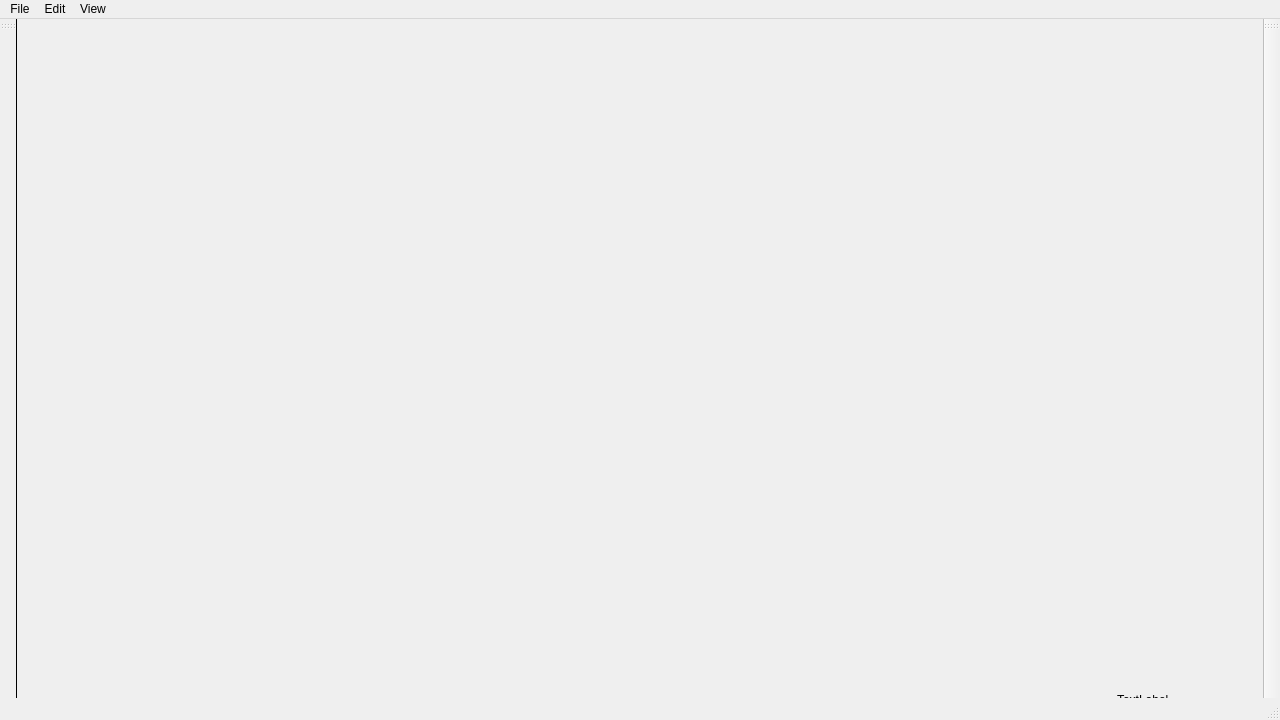
Qt form mainwindow.ui (michuMM/PaintPlus) before a commit.
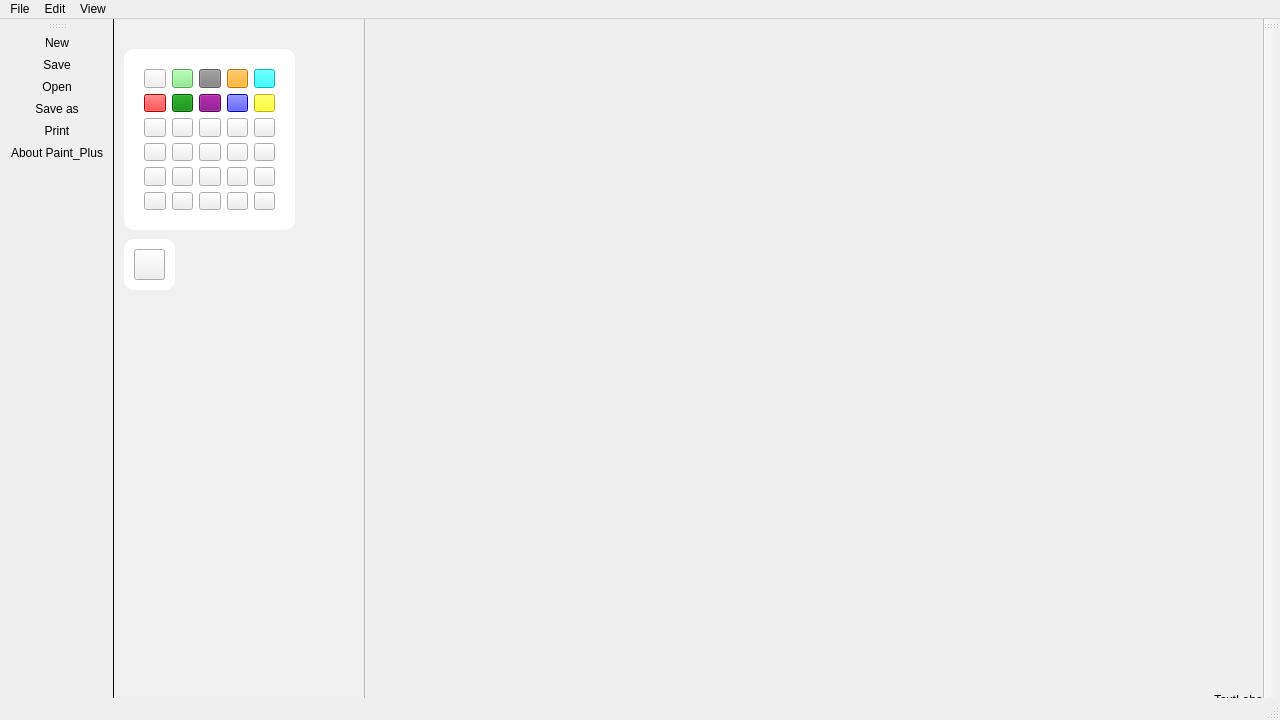
The same form after that commit. Icons and pictures are not drawn.

Commit message: added colors and toolbar

```diff
--- a/mainwindow.ui
+++ b/mainwindow.ui
@@ -20,7 +20,40 @@
    <string notr="true">#leftToolBar {
 border: none;
 border-right: 1px solid black;
-}</string>
+}
+
+#graphicsView {
+	background-color: rgb(240,240,240);
+}
+
+#pushButton_10 {
+	background-color: blue;
+}
+#pushButton_9 {
+	background-color: red;
+}
+#pushButton_8 {
+	background-color: yellow;
+}
+#pushButton_7 {
+	background-color: green;
+}
+#pushButton_6 {
+	background-color: purple;
+}
+#pushButton_5 {
+	background-color: cyan;
+}
+#pushButton_4 {
+	background-color: gray;
+}
+#pushButton_3 {
+	background-color: orange;
+}
+#pushButton_2 {
+	background-color: rgb(123,234,123);
+}
+</string>
   </property>
   <widget class="QWidget" name="centralwidget">
    <widget class="QLabel" name="label">
@@ -36,6 +69,295 @@
      <string>TextLabel</string>
     </property>
    </widget>
+   <widget class="QGraphicsView" name="graphicsView">
+    <property name="geometry">
+     <rect>
+      <x>-10</x>
+      <y>-50</y>
+      <width>261</width>
+      <height>741</height>
+     </rect>
+    </property>
+   </widget>
+   <widget class="QFrame" name="frame">
+    <property name="geometry">
+     <rect>
+      <x>10</x>
+      <y>30</y>
+      <width>171</width>
+      <height>181</height>
+     </rect>
+    </property>
+    <property name="styleSheet">
+     <string notr="true">#frame {
+	background-color: white;
+	border-radius: 10px;
+}</string>
+    </property>
+    <property name="frameShape">
+     <enum>QFrame::StyledPanel</enum>
+    </property>
+    <property name="frameShadow">
+     <enum>QFrame::Raised</enum>
+    </property>
+    <widget class="QWidget" name="layoutWidget">
+     <property name="geometry">
+      <rect>
+       <x>20</x>
+       <y>20</y>
+       <width>131</width>
+       <height>141</height>
+      </rect>
+     </property>
+     <layout class="QGridLayout" name="gridLayout">
+      <item row="1" column="0">
+       <widget class="QPushButton" name="pushButton_9">
+        <property name="text">
+         <string/>
+        </property>
+       </widget>
+      </item>
+      <item row="5" column="3">
+       <widget class="QPushButton" name="pushButton_25">
+        <property name="text">
+         <string/>
+        </property>
+       </widget>
+      </item>
+      <item row="2" column="3">
+       <widget class="QPushButton" name="pushButton_15">
+        <property name="text">
+         <string/>
+        </property>
+       </widget>
+      </item>
+      <item row="0" column="3">
+       <widget class="QPushButton" name="pushButton_3">
+        <property name="text">
+         <string/>
+        </property>
+       </widget>
+      </item>
+      <item row="4" column="3">
+       <widget class="QPushButton" name="pushButton_28">
+        <property name="text">
+         <string/>
+        </property>
+       </widget>
+      </item>
+      <item row="5" column="1">
+       <widget class="QPushButton" name="pushButton_27">
+        <property name="text">
+         <string/>
+        </property>
+       </widget>
+      </item>
+      <item row="2" column="4">
+       <widget class="QPushButton" name="pushButton_13">
+        <property name="text">
+         <string/>
+        </property>
+       </widget>
+      </item>
+      <item row="3" column="3">
+       <widget class="QPushButton" name="pushButton_20">
+        <property name="text">
+         <string/>
+        </property>
+       </widget>
+      </item>
+      <item row="5" column="0">
+       <widget class="QPushButton" name="pushButton_29">
+        <property name="text">
+         <string/>
+        </property>
+       </widget>
+      </item>
+      <item row="4" column="1">
+       <widget class="QPushButton" name="pushButton_26">
+        <property name="text">
+         <string/>
+        </property>
+       </widget>
+      </item>
+      <item row="0" column="2">
+       <widget class="QPushButton" name="pushButton_4">
+        <property name="text">
+         <string/>
+        </property>
+       </widget>
+      </item>
+      <item row="2" column="2">
+       <widget class="QPushButton" name="pushButton_11">
+        <property name="text">
+         <string/>
+        </property>
+       </widget>
+      </item>
+      <item row="4" column="0">
+       <widget class="QPushButton" name="pushButton_22">
+        <property name="text">
+         <string/>
+        </property>
+       </widget>
+      </item>
+      <item row="0" column="4">
+       <widget class="QPushButton" name="pushButton_5">
+        <property name="text">
+         <string/>
+        </property>
+       </widget>
+      </item>
+      <item row="2" column="1">
+       <widget class="QPushButton" name="pushButton_12">
+        <property name="text">
+         <string/>
+        </property>
+       </widget>
+      </item>
+      <item row="3" column="2">
+       <widget class="QPushButton" name="pushButton_16">
+        <property name="text">
+         <string/>
+        </property>
+       </widget>
+      </item>
+      <item row="2" column="0">
+       <widget class="QPushButton" name="pushButton_14">
+        <property name="text">
+         <string/>
+        </property>
+       </widget>
+      </item>
+      <item row="5" column="2">
+       <widget class="QPushButton" name="pushButton_23">
+        <property name="text">
+         <string/>
+        </property>
+       </widget>
+      </item>
+      <item row="4" column="2">
+       <widget class="QPushButton" name="pushButton_30">
+        <property name="text">
+         <string/>
+        </property>
+       </widget>
+      </item>
+      <item row="5" column="4">
+       <widget class="QPushButton" name="pushButton_21">
+        <property name="text">
+         <string/>
+        </property>
+       </widget>
+      </item>
+      <item row="0" column="1">
+       <widget class="QPushButton" name="pushButton_2">
+        <property name="text">
+         <string/>
+        </property>
+       </widget>
+      </item>
+      <item row="1" column="2">
+       <widget class="QPushButton" name="pushButton_6">
+        <property name="text">
+         <string/>
+        </property>
+       </widget>
+      </item>
+      <item row="1" column="4">
+       <widget class="QPushButton" name="pushButton_8">
+        <property name="text">
+         <string/>
+        </property>
+       </widget>
+      </item>
+      <item row="1" column="3">
+       <widget class="QPushButton" name="pushButton_10">
+        <property name="text">
+         <string/>
+        </property>
+       </widget>
+      </item>
+      <item row="3" column="0">
+       <widget class="QPushButton" name="pushButton_19">
+        <property name="text">
+         <string/>
+        </property>
+       </widget>
+      </item>
+      <item row="1" column="1">
+       <widget class="QPushButton" name="pushButton_7">
+        <property name="text">
+         <string/>
+        </property>
+       </widget>
+      </item>
+      <item row="3" column="4">
+       <widget class="QPushButton" name="pushButton_18">
+        <property name="text">
+         <string/>
+        </property>
+       </widget>
+      </item>
+      <item row="4" column="4">
+       <widget class="QPushButton" name="pushButton_24">
+        <property name="text">
+         <string/>
+        </property>
+       </widget>
+      </item>
+      <item row="0" column="0">
+       <widget class="QPushButton" name="pushButton">
+        <property name="text">
+         <string/>
+        </property>
+       </widget>
+      </item>
+      <item row="3" column="1">
+       <widget class="QPushButton" name="pushButton_17">
+        <property name="text">
+         <string/>
+        </property>
+       </widget>
+      </item>
+     </layout>
+    </widget>
+   </widget>
+   <widget class="QFrame" name="frame_3">
+    <property name="geometry">
+     <rect>
+      <x>10</x>
+      <y>220</y>
+      <width>51</width>
+      <height>51</height>
+     </rect>
+    </property>
+    <property name="styleSheet">
+     <string notr="true">#frame_3 {
+	background-color: white;
+	border-radius: 10px;
+}</string>
+    </property>
+    <property name="frameShape">
+     <enum>QFrame::StyledPanel</enum>
+    </property>
+    <property name="frameShadow">
+     <enum>QFrame::Raised</enum>
+    </property>
+    <widget class="QPushButton" name="currentColorButton">
+     <property name="geometry">
+      <rect>
+       <x>10</x>
+       <y>10</y>
+       <width>31</width>
+       <height>31</height>
+      </rect>
+     </property>
+     <property name="text">
+      <string/>
+     </property>
+    </widget>
+   </widget>
   </widget>
   <widget class="QMenuBar" name="menubar">
    <property name="geometry">
@@ -100,6 +422,12 @@
    <attribute name="toolBarBreak">
     <bool>false</bool>
    </attribute>
+   <addaction name="actionNew"/>
+   <addaction name="actionSave"/>
+   <addaction name="actionOpen_2"/>
+   <addaction name="actionSave_as"/>
+   <addaction name="actionPrint"/>
+   <addaction name="actionAbout_Paint_Plus"/>
   </widget>
   <action name="actionNew">
    <property name="icon">
```
Left out of the diff: 1 changed line with no effect on the pictures. The commit also changes 7 other files.
